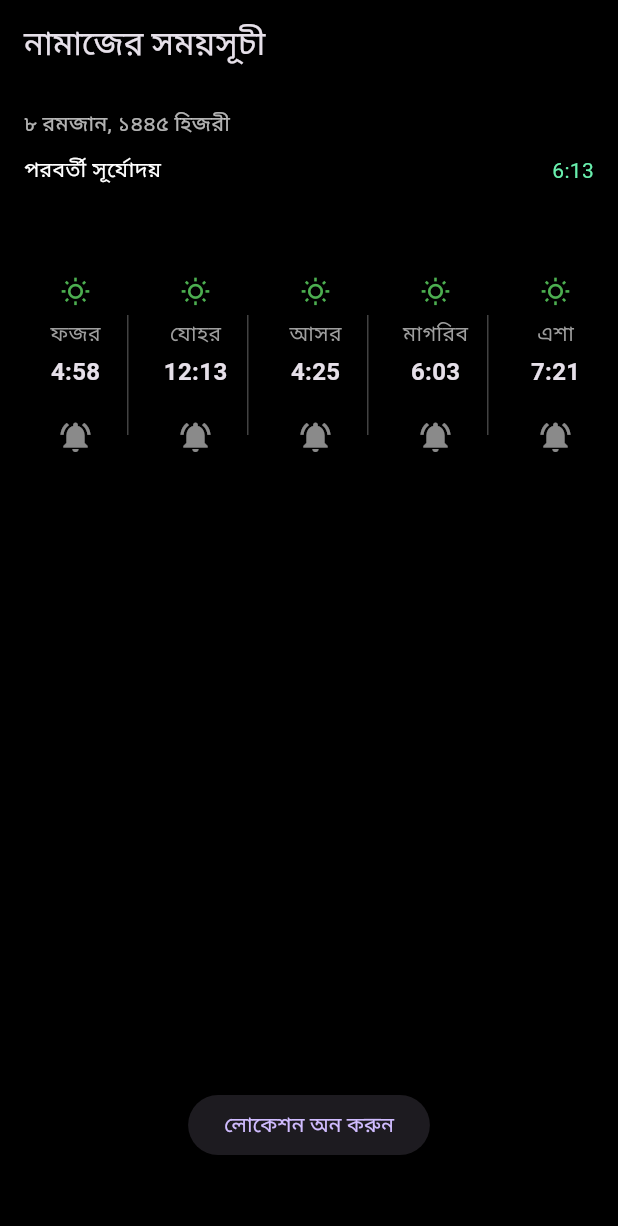
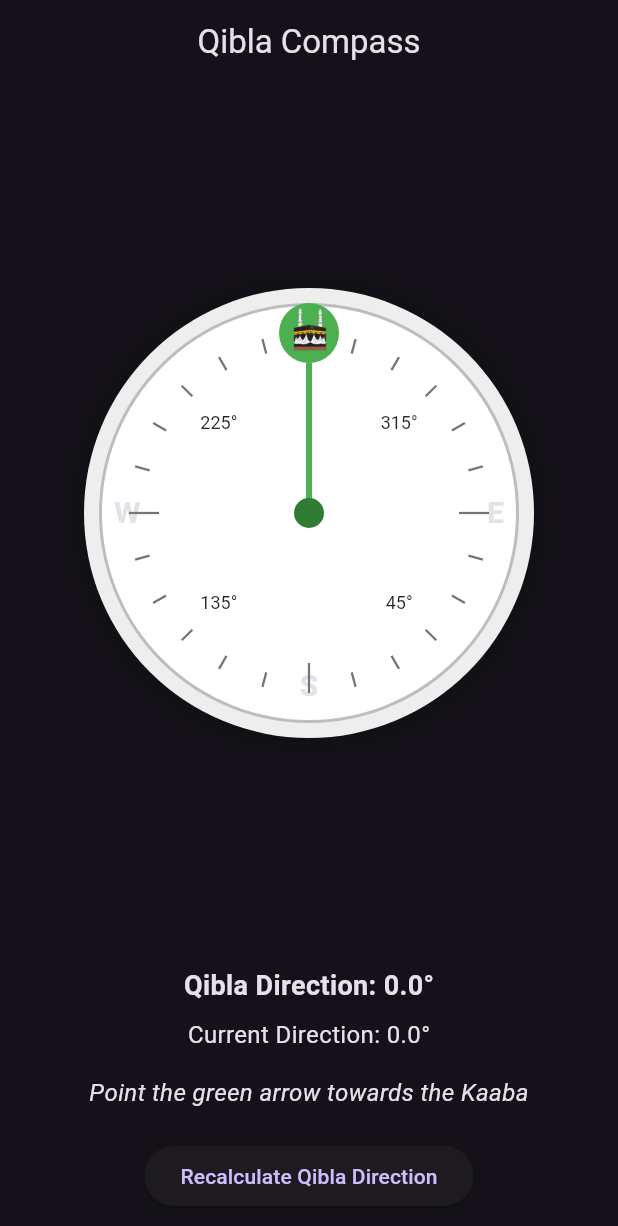
Before and after one commit to mahabubulhasibshawon/Islamic_App_Ui, a Flutter app: the screen it shows after launch, on a phone screen of 412 x 824 dp. Shown: the top 1226 px of the screen. Run offline on Flutter 3.47's test engine with Material 3 defaults, Android fonts, the phone set to English and light mode, and no system bars; our stand-ins replace audioplayers, awesome_notifications, flutter_compass, geolocator, permission_handler.

Commit message:
Qibla Compass

```diff
--- a/lib/main.dart
+++ b/lib/main.dart
@@ -1,6 +1,7 @@
 import 'package:awesome_notifications/awesome_notifications.dart';
 import 'package:flutter/material.dart';
 import 'package:islamic_app_ui/screens/prayer_screen.dart';
+import 'package:islamic_app_ui/screens/qibla_compass_screen.dart';
 import 'package:islamic_app_ui/screens/quran_screen.dart';
 import 'package:islamic_app_ui/screens/prayer_time_screen.dart';
 import 'package:islamic_app_ui/screens/surah_screen.dart';
@@ -32,7 +33,7 @@ class MyApp extends StatelessWidget {
     return MaterialApp(
       debugShowCheckedModeBanner: false,
       theme: ThemeData.dark(),
-      home: PrayerTimePermissionScreen(),
+      home: QiblaCompassScreen(),
     );
   }
 }
--- /dev/null
+++ b/lib/screens/qibla_compass_screen.dart
@@ -0,0 +1,471 @@
+import 'dart:math';
+import 'package:flutter/material.dart';
+import 'package:flutter_compass/flutter_compass.dart';
+import 'package:geolocator/geolocator.dart';
+import 'package:permission_handler/permission_handler.dart';
+
+class QiblaCompassScreen extends StatefulWidget {
+  const QiblaCompassScreen({Key? key}) : super(key: key);
+
+  @override
+  _QiblaCompassScreenState createState() => _QiblaCompassScreenState();
+}
+
+class _QiblaCompassScreenState extends State<QiblaCompassScreen> {
+  bool _hasPermissions = false;
+  double _direction = 0;
+  double _qiblaDirection = 0;
+  Position? _currentPosition;
+  bool _isLoading = true;
+  String _status = "Loading...";
+
+  // Kaaba coordinates
+  final double kaabaLat = 21.4225;
+  final double kaabaLng = 39.8262;
+
+  @override
+  void initState() {
+    super.initState();
+    _checkAndRequestPermissions();
+  }
+
+  @override
+  Widget build(BuildContext context) {
+    return Scaffold(
+      appBar: AppBar(
+        title: const Text('Qibla Compass'),
+        centerTitle: true,
+      ),
+      body: Builder(
+        builder: (context) {
+          if (_isLoading) {
+            return Center(
+              child: Column(
+                mainAxisAlignment: MainAxisAlignment.center,
+                children: [
+                  const CircularProgressIndicator(),
+                  const SizedBox(height: 20),
+                  Text(_status, style: const TextStyle(fontSize: 18)),
+                ],
+              ),
+            );
+          }
+
+          if (!_hasPermissions) {
+            return Center(
+              child: Column(
+                mainAxisAlignment: MainAxisAlignment.center,
+                children: [
+                  const Text(
+                    'Location and sensors permissions are required',
+                    style: TextStyle(fontSize: 18),
+                    textAlign: TextAlign.center,
+                  ),
+                  const SizedBox(height: 20),
+                  ElevatedButton(
+                    onPressed: _checkAndRequestPermissions,
+                    child: const Text('Request Permissions'),
+                  ),
+                ],
+              ),
+            );
+          }
+
+          return Column(
+            children: [
+              Expanded(
+                child: StreamBuilder<CompassEvent>(
+                  stream: FlutterCompass.events,
+                  builder: (context, snapshot) {
+                    if (snapshot.hasError) {
+                      return Center(
+                        child: Text('Error: ${snapshot.error}'),
+                      );
+                    }
+
+                    if (snapshot.connectionState == ConnectionState.waiting) {
+                      return const Center(
+                        child: CircularProgressIndicator(),
+                      );
+                    }
+
+                    _direction = snapshot.data?.heading ?? 0;
+
+                    // Calculate the angle to point to Qibla relative to current compass direction
+                    double qiblaAngle = (_qiblaDirection - _direction) % 360;
+
+                    return Center(
+                      child: Stack(
+                        alignment: Alignment.center,
+                        children: [
+                          Container(
+                            width: 300,
+                            height: 300,
+                            decoration: BoxDecoration(
+                              shape: BoxShape.circle,
+                              color: Colors.grey.shade200,
+                              boxShadow: [
+                                BoxShadow(
+                                  color: Colors.black.withOpacity(0.2),
+                                  blurRadius: 10,
+                                  spreadRadius: 2,
+                                ),
+                              ],
+                            ),
+                            child: Stack(
+                              alignment: Alignment.center,
+                              children: [
+                                // Compass outer circle
+                                Container(
+                                  width: 280,
+                                  height: 280,
+                                  decoration: BoxDecoration(
+                                    shape: BoxShape.circle,
+                                    color: Colors.white,
+                                    border: Border.all(
+                                      color: Colors.grey.shade400,
+                                      width: 2,
+                                    ),
+                                  ),
+                                ),
+
+                                // Compass cardinal points
+                                Positioned(
+                                    top: 20,
+                                    child: Text('N', style: TextStyle(fontWeight: FontWeight.bold, fontSize: 20))
+                                ),
+                                Positioned(
+                                    bottom: 20,
+                                    child: Text('S', style: TextStyle(fontWeight: FontWeight.bold, fontSize: 20))
+                                ),
+                                Positioned(
+                                    right: 20,
+                                    child: Text('E', style: TextStyle(fontWeight: FontWeight.bold, fontSize: 20))
+                                ),
+                                Positioned(
+                                    left: 20,
+                                    child: Text('W', style: TextStyle(fontWeight: FontWeight.bold, fontSize: 20))
+                                ),
+
+                                // Rotating compass elements (showing true north)
+                                Transform.rotate(
+                                  angle: (_direction * (pi / 180) * -1),
+                                  child: CustomPaint(
+                                    size: const Size(240, 240),
+                                    painter: CompassPainter(),
+                                  ),
+                                ),
+
+                                // Qibla direction indicator
+                                Transform.rotate(
+                                  angle: (qiblaAngle * (pi / 180) * -1),
+                                  child: Container(
+                                    width: 280,
+                                    height: 280,
+                                    child: Stack(
+                                      alignment: Alignment.center,
+                                      children: [
+                                        Positioned(
+                                          top: 0,
+                                          child: Container(
+                                            width: 40,
+                                            height: 40,
+                                            decoration: BoxDecoration(
+                                              color: Colors.green,
+                                              shape: BoxShape.circle,
+                                            ),
+                                            // child: Icon(
+                                            //   Icons.location_on,
+                                            //   color: Colors.white,
+                                            //   size: 30,
+                                            // ),
+                                            child: Image.asset('assets/kaba_sharif.png', height: 30,width: 30,),
+                                          ),
+                                        ),
+                                        // Line pointing to Qibla
+                                        Positioned(
+                                          top: 40,
+                                          child: Container(
+                                            width: 4,
+                                            height: 100,
+                                            color: Colors.green,
+                                          ),
+                                        ),
+                                      ],
+                                    ),
+                                  ),
+                                ),
+
+                                // Center point
+                                Container(
+                                  width: 20,
+                                  height: 20,
+                                  decoration: BoxDecoration(
+                                    color: Colors.green.shade800,
+                                    shape: BoxShape.circle,
+                                  ),
+                                ),
+                              ],
+                            ),
+                          ),
+                        ],
+                      ),
+                    );
+                  },
+                ),
+              ),
+              Padding(
+                padding: const EdgeInsets.all(16.0),
+                child: Column(
+                  children: [
+                    Text(
+                      'Qibla Direction: ${_qiblaDirection.toStringAsFixed(1)}°',
+                      style: const TextStyle(fontSize: 18, fontWeight: FontWeight.bold),
+                    ),
+                    const SizedBox(height: 8),
+                    Text(
+                      'Current Direction: ${_direction.toStringAsFixed(1)}°',
+                      style: const TextStyle(fontSize: 16),
+                    ),
+                    const SizedBox(height: 16),
+                    Text(
+                      'Point the green arrow towards the Kaaba',
+                      style: const TextStyle(
+                        fontSize: 16,
+                        fontStyle: FontStyle.italic,
+                      ),
+                    ),
+                    const SizedBox(height: 20),
+                    ElevatedButton(
+                      onPressed: _recalculateQibla,
+                      child: const Text('Recalculate Qibla Direction'),
+                    ),
+                  ],
+                ),
+              ),
+            ],
+          );
+        },
+      ),
+    );
+  }
+
+  Future<void> _checkAndRequestPermissions() async {
+    setState(() {
+      _isLoading = true;
+      _status = "Checking permissions...";
+    });
+
+    // Check if location services are enabled
+    bool serviceEnabled = await Geolocator.isLocationServiceEnabled();
+    if (!serviceEnabled) {
+      setState(() {
+        _status = "Location services are disabled";
+        _isLoading = false;
+        _hasPermissions = false;
+      });
+      // Show dialog to open location settings
+      await _showLocationServicesDialog();
+      return;
+    }
+
+    // Check location permission
+    LocationPermission permission = await Geolocator.checkPermission();
+    if (permission == LocationPermission.denied) {
+      permission = await Geolocator.requestPermission();
+      if (permission == LocationPermission.denied) {
+        setState(() {
+          _status = "Location permission denied";
+          _isLoading = false;
+          _hasPermissions = false;
+        });
+        return;
+      }
+    }
+
+    if (permission == LocationPermission.deniedForever) {
+      setState(() {
+        _status = "Location permissions permanently denied";
+        _isLoading = false;
+        _hasPermissions = false;
+      });
+      // Show dialog to open app settings
+      await _showAppSettingsDialog();
+      return;
+    }
+
+    // Check compass availability
+    if (FlutterCompass.events == null) {
+      setState(() {
+        _status = "Compass sensor not available on this device";
+        _isLoading = false;
+        _hasPermissions = false;
+      });
+      return;
+    }
+
+    // All permissions granted and sensors available
+    setState(() {
+      _hasPermissions = true;
+    });
+
+    // Fetch location and calculate Qibla direction
+    await _fetchCurrentLocation();
+  }
+
+  Future<void> _showLocationServicesDialog() async {
+    return showDialog<void>(
+      context: context,
+      barrierDismissible: false,
+      builder: (BuildContext context) {
+        return AlertDialog(
+          title: const Text('Location Services Disabled'),
+          content: const Text(
+              'Location services are required for this app to function. Please enable location services in your device settings.'
+          ),
+          actions: <Widget>[
+            TextButton(
+              child: const Text('Cancel'),
+              onPressed: () {
+                Navigator.of(context).pop();
+              },
+            ),
+            TextButton(
+              child: const Text('Open Settings'),
+              onPressed: () {
+                Navigator.of(context).pop();
+                Geolocator.openLocationSettings();
+              },
+            ),
+          ],
+        );
+      },
+    );
+  }
+
+  Future<void> _showAppSettingsDialog() async {
+    return showDialog<void>(
+      context: context,
+      barrierDismissible: false,
+      builder: (BuildContext context) {
+        return AlertDialog(
+          title: const Text('Location Permission Required'),
+          content: const Text(
+              'Location permission is required for Qibla direction calculation. Please grant permission in app settings.'
+          ),
+          actions: <Widget>[
+            TextButton(
+              child: const Text('Cancel'),
+              onPressed: () {
+                Navigator.of(context).pop();
+              },
+            ),
+            TextButton(
+              child: const Text('Open Settings'),
+              onPressed: () {
+                Navigator.of(context).pop();
+                openAppSettings();
+              },
+            ),
+          ],
+        );
+      },
+    );
+  }
+
+  Future<void> _fetchCurrentLocation() async {
+    setState(() {
+      _status = "Getting your location...";
+    });
+
+    try {
+      _currentPosition = await Geolocator.getCurrentPosition(
+        desiredAccuracy: LocationAccuracy.high,
+      );
+      _calculateQiblaDirection();
+    } catch (e) {
+      setState(() {
+        _isLoading = false;
+        _status = "Error: $e";
+      });
+    }
+  }
+
+  void _recalculateQibla() {
+    setState(() {
+      _isLoading = true;
+      _status = "Recalculating Qibla direction...";
+    });
+    _fetchCurrentLocation();
+  }
+
+  void _calculateQiblaDirection() {
+    if (_currentPosition != null) {
+      // Convert degrees to radians
+      double lat1 = _currentPosition!.latitude * pi / 180;
+      double lon1 = _currentPosition!.longitude * pi / 180;
+      double lat2 = kaabaLat * pi / 180;
+      double lon2 = kaabaLng * pi / 180;
+
+      // Calculate the Qibla direction using the spherical law of cosines
+      double y = sin(lon2 - lon1);
+      double x = cos(lat1) * tan(lat2) - sin(lat1) * cos(lon2 - lon1);
+      double qiblaRad = atan2(y, x);
+      double qiblaDeg = qiblaRad * 180 / pi;
+
+      // Normalize to 0-360
+      _qiblaDirection = (qiblaDeg + 360) % 360;
+
+      setState(() {
+        _isLoading = false;
+      });
+    }
+  }
+}
+
+class CompassPainter extends CustomPainter {
+  @override
+  void paint(Canvas canvas, Size size) {
+    final center = Offset(size.width / 2, size.height / 2);
+    final radius = min(size.width, size.height) / 2;
+
+    // Draw tick marks
+    final tickPaint = Paint()
+      ..color = Colors.grey.shade600
+      ..strokeWidth = 1.5;
+
+    for (int i = 0; i < 360; i += 15) {
+      final angle = i * pi / 180;
+      final outerPoint = Offset(
+        center.dx + cos(angle) * radius,
+        center.dy + sin(angle) * radius,
+      );
+      final innerPoint = Offset(
+        center.dx + cos(angle) * (radius - (i % 90 == 0 ? 20 : 10)),
+        center.dy + sin(angle) * (radius - (i % 90 == 0 ? 20 : 10)),
+      );
+      canvas.drawLine(innerPoint, outerPoint, tickPaint);
+
+      // Draw degree numbers for major angles
+      if (i % 45 == 0 && i != 0 && i != 90 && i != 180 && i != 270) {
+        final textPainter = TextPainter(
+          text: TextSpan(
+            text: '$i°',
+            style: TextStyle(color: Colors.black87, fontSize: 12),
+          ),
+          textDirection: TextDirection.ltr,
+        );
+        textPainter.layout();
+
+        final textPoint = Offset(
+          center.dx + cos(angle) * (radius - 35) - textPainter.width / 2,
+          center.dy + sin(angle) * (radius - 35) - textPainter.height / 2,
+        );
+        textPainter.paint(canvas, textPoint);
+      }
+    }
+  }
+
+  @override
+  bool shouldRepaint(CompassPainter oldDelegate) => false;
+}
--- a/pubspec.yaml
+++ b/pubspec.yaml
@@ -37,6 +37,9 @@ dependencies:
   awesome_notifications: ^0.10.1
   intl: ^0.20.2
   audioplayers: ^6.3.0
+  flutter_compass: ^0.8.1
+  geolocator: ^13.0.2
+  permission_handler: ^11.4.0
 
 dev_dependencies:
   flutter_test:
```
Also changed, not shown: assets/kaba_sharif.png (added), pubspec.lock, 4 other files.
